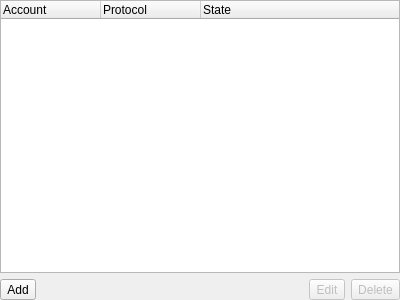
The window that src/widgets/settingpages/AccountsSettings.ui (KittyIM/Client) describes before a commit, drawn with Qt 5.
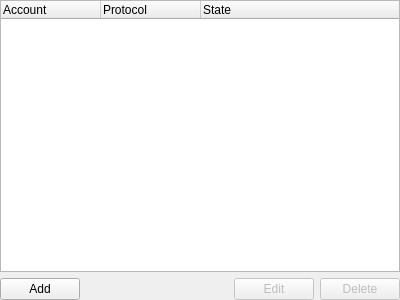
The same window after the commit. Custom widgets are drawn as their Qt base class.

Commit message: Added saving accounts and contacts. Added editing accounts. Added plugins list in Settings. Added moving contacts to groups. Added copy name, uid and status description to clipboard. Added adding groups.

Patch:
```diff
--- a/src/widgets/settingpages/AccountsSettings.ui
+++ b/src/widgets/settingpages/AccountsSettings.ui
@@ -48,7 +48,7 @@
    <item row="1" column="0">
     <layout class="QHBoxLayout" name="horizontalLayout">
      <item>
-      <widget class="QToolButton" name="addButton">
+      <widget class="QPushButton" name="addButton">
        <property name="text">
         <string>Add</string>
        </property>
@@ -74,7 +74,7 @@
       </spacer>
      </item>
      <item>
-      <widget class="QToolButton" name="editButton">
+      <widget class="QPushButton" name="editButton">
        <property name="enabled">
         <bool>false</bool>
        </property>
@@ -84,7 +84,7 @@
       </widget>
      </item>
      <item>
-      <widget class="QToolButton" name="deleteButton">
+      <widget class="QPushButton" name="deleteButton">
        <property name="enabled">
         <bool>false</bool>
        </property>
```
The commit also changes 24 other files.
